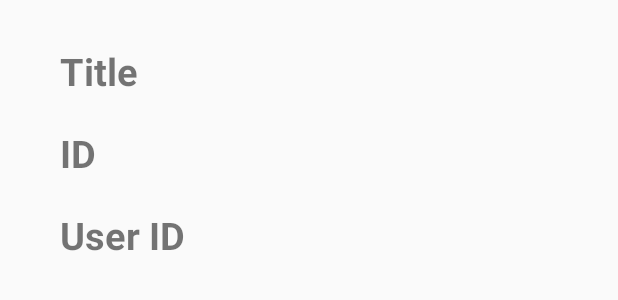
After one commit to janeiromeosa/ViewAlbums, an Android app: the layout recycler_view.xml on its own in the app's theme, with its tools: preview values and no code run, on a phone screen of 412 x 824 dp. The commit adds this screen. Shown: the top 300 px of the screen. Run offline under Robolectric (Android 15) with nearby library versions, the phone set to English and light mode, and no system bars; network calls fail.

Commit message:
Recycler View added but not working, check line 27: Main activity

```diff
--- a/app/build.gradle
+++ b/app/build.gradle
@@ -34,6 +34,8 @@ dependencies {
     implementation"org.jetbrains.kotlin:kotlin-stdlib-jdk7:$kotlin_version"
     implementation 'com.android.support:appcompat-v7:28.0.0'
     implementation 'com.android.support.constraint:constraint-layout:1.1.3'
+    implementation 'com.android.support:recyclerview-v7:28.0.0'
+
     //CardView
     implementation 'com.android.support:cardview-v7:28.0.0'
 
--- /dev/null
+++ b/app/src/main/res/layout/recycler_view.xml
@@ -0,0 +1,49 @@
+<?xml version="1.0" encoding="utf-8"?>
+<android.support.constraint.ConstraintLayout
+    xmlns:android="http://schemas.android.com/apk/res/android"
+    xmlns:app="http://schemas.android.com/apk/res-auto"
+    xmlns:tools="http://schemas.android.com/tools"
+    android:layout_width="match_parent"
+    android:layout_height="wrap_content">
+
+    <TextView
+        android:id="@+id/tvTitle"
+        android:layout_width="wrap_content"
+        android:layout_height="wrap_content"
+        android:layout_marginStart="40dp"
+        android:layout_marginTop="30dp"
+        android:textSize="25sp"
+        android:textStyle="bold"
+        app:layout_constraintStart_toStartOf="parent"
+        app:layout_constraintTop_toTopOf="parent"
+        tools:text="Title" />
+
+
+    <TextView
+        android:id="@+id/tvID"
+        android:layout_width="wrap_content"
+        android:layout_height="wrap_content"
+        android:layout_marginStart="40dp"
+        android:layout_marginTop="20dp"
+        android:textSize="25sp"
+        android:textStyle="bold"
+        app:layout_constraintStart_toStartOf="parent"
+        app:layout_constraintTop_toBottomOf="@+id/tvTitle"
+        tools:text="ID" />
+
+    <TextView
+        android:id="@+id/tvUserID"
+        android:layout_width="wrap_content"
+        android:layout_height="wrap_content"
+        android:layout_marginStart="40dp"
+        android:layout_marginTop="20dp"
+        android:textSize="25sp"
+        android:textStyle="bold"
+        app:layout_constraintStart_toStartOf="parent"
+        app:layout_constraintTop_toBottomOf="@+id/tvID"
+        tools:text="User ID" />
+
+
+
+
+</android.support.constraint.ConstraintLayout>
```
Also changed, not shown: app/src/main/java/com/example/viewalbums/MainActivity.kt (+15 -0 lines), app/src/main/java/com/example/viewalbums/home/AlbumsAdapter.kt (added, +47 -0 lines), app/src/main/res/layout/activity_main.xml (+19 -12 lines).
